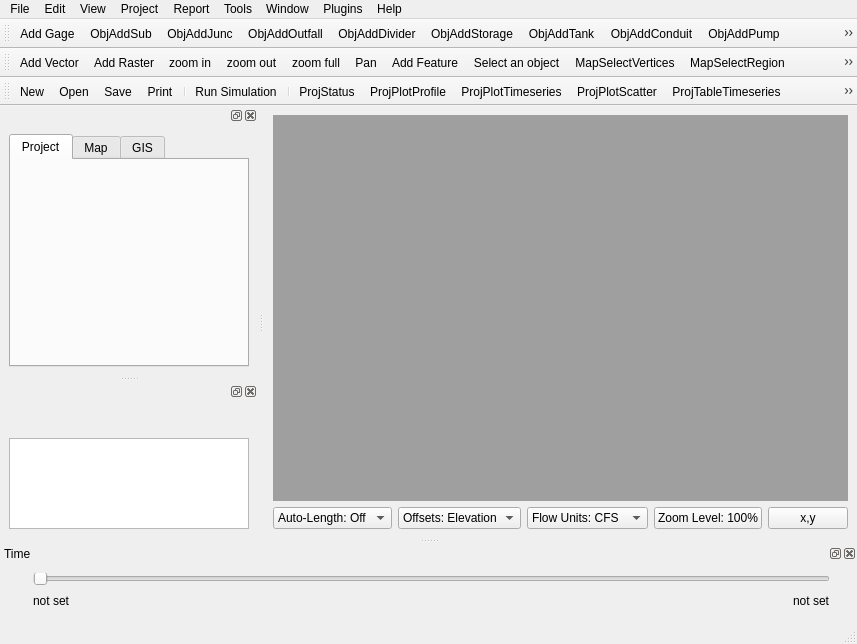
Qt form src/ui/frmMainDesigner.ui (USEPA/SWMM-EPANET_User_Interface) before a commit.
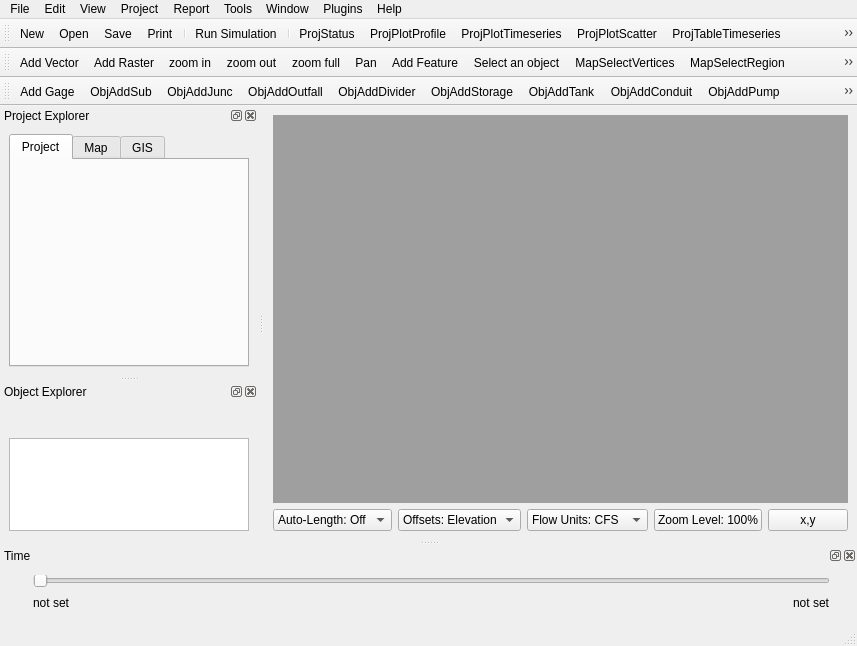
The same form after that commit. Icons and pictures are not drawn.

Commit message: implemented toolbar visibility toggle menu option put toolbars in same order as in original version

```diff
--- a/src/ui/frmMainDesigner.ui
+++ b/src/ui/frmMainDesigner.ui
@@ -7,7 +7,7 @@
     <x>0</x>
     <y>0</y>
     <width>832</width>
-    <height>644</height>
+    <height>646</height>
    </rect>
   </property>
   <property name="windowTitle">
@@ -322,7 +322,7 @@
    <addaction name="menuHelp"/>
   </widget>
   <widget class="QStatusBar" name="statusbar"/>
-  <widget class="QToolBar" name="toolBar_Object">
+  <widget class="QToolBar" name="toolBar_Standard">
    <property name="windowTitle">
     <string>toolBar</string>
    </property>
@@ -332,20 +332,19 @@
    <attribute name="toolBarBreak">
     <bool>false</bool>
    </attribute>
-   <addaction name="actionObjAddGage"/>
-   <addaction name="actionObjAddSub"/>
-   <addaction name="actionObjAddJunc"/>
-   <addaction name="actionObjAddOutfall"/>
-   <addaction name="actionObjAddDivider"/>
-   <addaction name="actionObjAddStorage"/>
-   <addaction name="actionObjAddTank"/>
-   <addaction name="actionObjAddConduit"/>
-   <addaction name="actionObjAddPump"/>
-   <addaction name="actionObjAddOrifice"/>
-   <addaction name="actionObjAddWeir"/>
-   <addaction name="actionObjAddOutlet"/>
-   <addaction name="actionObjAddValve"/>
-   <addaction name="actionObjAddLabel"/>
+   <addaction name="actionStdNewProject"/>
+   <addaction name="actionStdOpenProj"/>
+   <addaction name="actionStdSave"/>
+   <addaction name="actionStdPrint"/>
+   <addaction name="separator"/>
+   <addaction name="actionStdRun_Simulation"/>
+   <addaction name="separator"/>
+   <addaction name="actionProjStatus"/>
+   <addaction name="actionProjPlotProfile"/>
+   <addaction name="actionProjPlotTimeseries"/>
+   <addaction name="actionProjPlotScatter"/>
+   <addaction name="actionProjTableTimeseries"/>
+   <addaction name="actionProjTableStatistics"/>
   </widget>
   <widget class="QToolBar" name="toolBar_Map">
    <property name="windowTitle">
@@ -373,15 +372,9 @@
    <addaction name="separator"/>
    <addaction name="actionMapOption"/>
   </widget>
-  <widget class="QToolBar" name="toolBar_Standard">
+  <widget class="QToolBar" name="toolBar_Object">
    <property name="windowTitle">
-    <string>toolBar_3</string>
-   </property>
-   <property name="iconSize">
-    <size>
-     <width>23</width>
-     <height>22</height>
-    </size>
+    <string>Object</string>
    </property>
    <attribute name="toolBarArea">
     <enum>TopToolBarArea</enum>
@@ -389,19 +382,20 @@
    <attribute name="toolBarBreak">
     <bool>true</bool>
    </attribute>
-   <addaction name="actionStdNewProject"/>
-   <addaction name="actionStdOpenProj"/>
-   <addaction name="actionStdSave"/>
-   <addaction name="actionStdPrint"/>
-   <addaction name="separator"/>
-   <addaction name="actionStdRun_Simulation"/>
-   <addaction name="separator"/>
-   <addaction name="actionProjStatus"/>
-   <addaction name="actionProjPlotProfile"/>
-   <addaction name="actionProjPlotTimeseries"/>
-   <addaction name="actionProjPlotScatter"/>
-   <addaction name="actionProjTableTimeseries"/>
-   <addaction name="actionProjTableStatistics"/>
+   <addaction name="actionObjAddGage"/>
+   <addaction name="actionObjAddSub"/>
+   <addaction name="actionObjAddJunc"/>
+   <addaction name="actionObjAddOutfall"/>
+   <addaction name="actionObjAddDivider"/>
+   <addaction name="actionObjAddStorage"/>
+   <addaction name="actionObjAddTank"/>
+   <addaction name="actionObjAddConduit"/>
+   <addaction name="actionObjAddPump"/>
+   <addaction name="actionObjAddOrifice"/>
+   <addaction name="actionObjAddWeir"/>
+   <addaction name="actionObjAddOutlet"/>
+   <addaction name="actionObjAddValve"/>
+   <addaction name="actionObjAddLabel"/>
   </widget>
   <widget class="QDockWidget" name="dockw_tab">
    <property name="sizePolicy">
@@ -419,6 +413,9 @@
    <property name="allowedAreas">
     <set>Qt::LeftDockWidgetArea|Qt::TopDockWidgetArea</set>
    </property>
+   <property name="windowTitle">
+    <string>Project Explorer</string>
+   </property>
    <attribute name="dockWidgetArea">
     <number>1</number>
    </attribute>
@@ -501,6 +498,9 @@
    </widget>
   </widget>
   <widget class="QDockWidget" name="dockw_more">
+   <property name="windowTitle">
+    <string>Object Explorer</string>
+   </property>
    <attribute name="dockWidgetArea">
     <number>1</number>
    </attribute>
```
Left out of the diff: 13 changed lines with no effect on the pictures. The commit also changes 2 other files.
